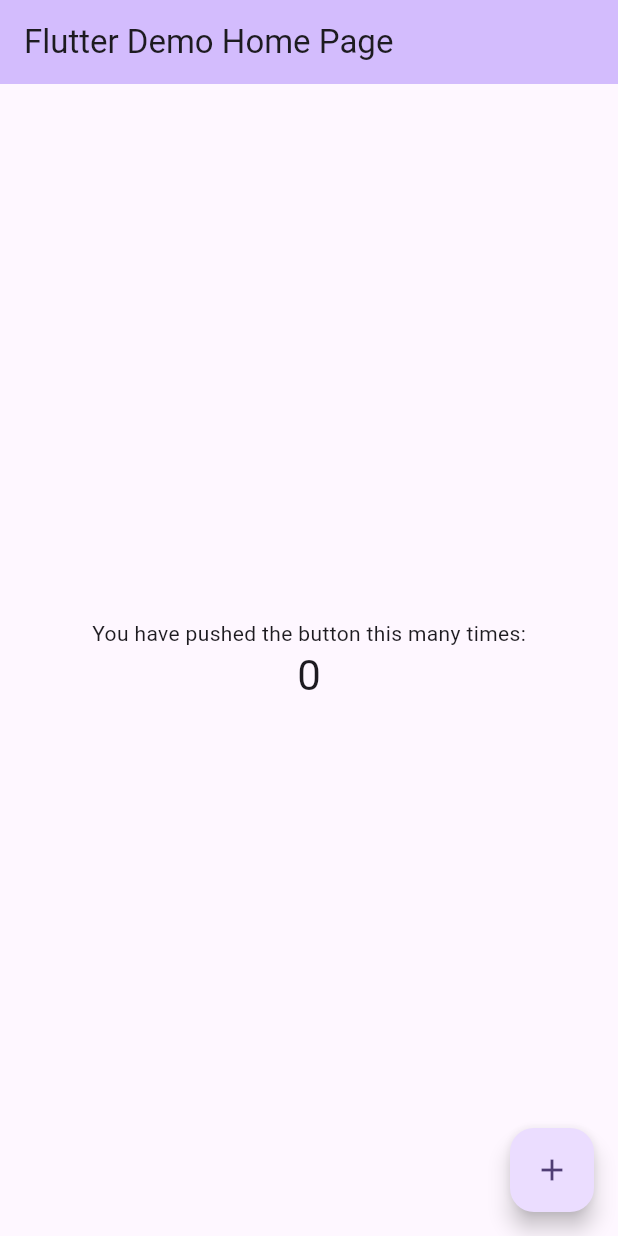
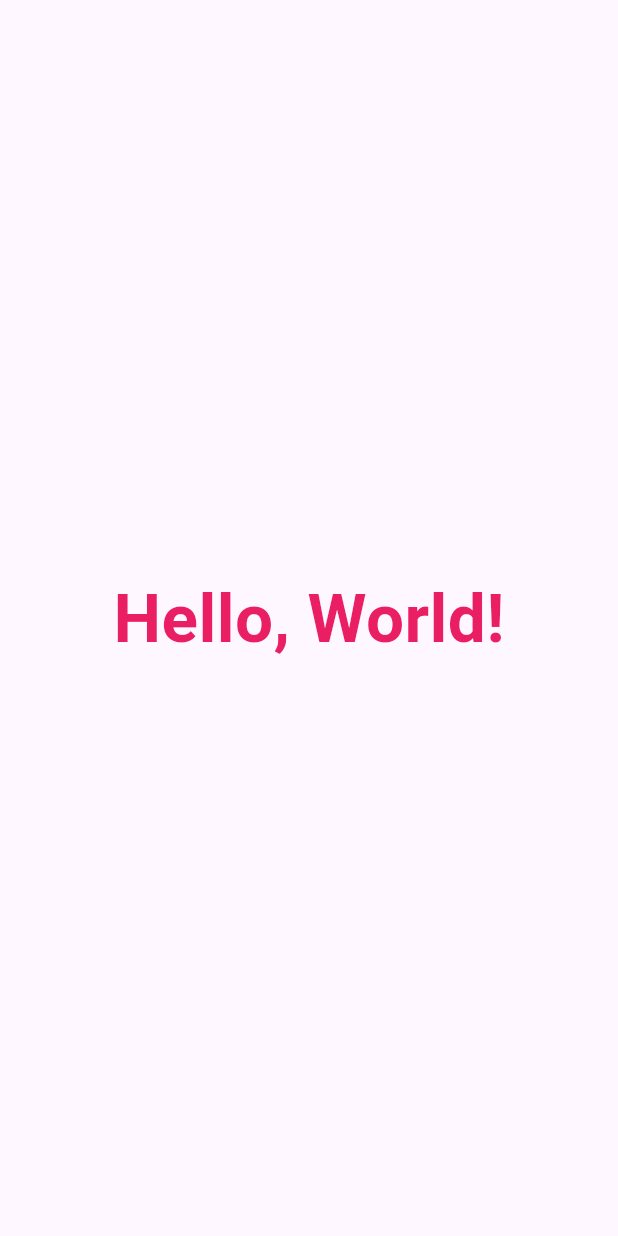
Before and after one commit to RiyutaDev/Latihan_Flutter, a Flutter app: the screen it shows after launch, on a phone screen of 412 x 824 dp. Run offline on Flutter 3.47's test engine with Material 3 defaults, Android fonts, the phone set to English and light mode, and no system bars.

Commit message:
membuat hallo word dengan style

```diff
--- a/lib/main.dart
+++ b/lib/main.dart
@@ -1,109 +1,29 @@
 import 'package:flutter/material.dart';
 
 void main() {
-  runApp(const MyApp());
+  runApp(
+    MaterialApp(
+      title: 'Flutter Latihan',
+      debugShowMaterialGrid: false,
+      debugShowCheckedModeBanner: false,
+      home: Scaffold(
+        body:  Center(
+          child: Text('Hello, World!',
+          style: TextStyle(
+            color: Colors.pink,
+            fontSize: 45, fontWeight: FontWeight.bold)),
+        ),
+      ),
+      )
+      );
 }
 
-class MyApp extends StatelessWidget {
-  const MyApp({super.key});
 
-  // This widget is the root of your application.
-  @override
-  Widget build(BuildContext context) {
-    return MaterialApp(
-      title: 'Flutter Demo',
-      theme: ThemeData(
-
-        colorScheme: .fromSeed(seedColor: Colors.deepPurple),
-      ),
-      home: const MyHomePage(title: 'Flutter Demo Home Page'),
-    );
-  }
-}
-
-class MyHomePage extends StatefulWidget {
-  const MyHomePage({super.key, required this.title});
-
-  // This widget is the home page of your application. It is stateful, meaning
-  // that it has a State object (defined below) that contains fields that affect
-  // how it looks.
-
-  // This class is the configuration for the state. It holds the values (in this
-  // case the title) provided by the parent (in this case the App widget) and
-  // used by the build method of the State. Fields in a Widget subclass are
-  // always marked "final".
-
-  final String title;
-
-  @override
-  State<MyHomePage> createState() => _MyHomePageState();
-}
-
-class _MyHomePageState extends State<MyHomePage> {
-  int _counter = 0;
-
-  void _incrementCounter() {
-    setState(() {
-      // This call to setState tells the Flutter framework that something has
-      // changed in this State, which causes it to rerun the build method below
-      // so that the display can reflect the updated values. If we changed
-      // _counter without calling setState(), then the build method would not be
-      // called again, and so nothing would appear to happen.
-      _counter++;
-    });
-  }
+class MyWidget extends StatelessWidget {
+  const MyWidget({super.key});
 
   @override
   Widget build(BuildContext context) {
-    // This method is rerun every time setState is called, for instance as done
-    // by the _incrementCounter method above.
-    //
-    // The Flutter framework has been optimized to make rerunning build methods
-    // fast, so that you can just rebuild anything that needs updating rather
-    // than having to individually change instances of widgets.
-    return Scaffold(
-      appBar: AppBar(
-        // TRY THIS: Try changing the color here to a specific color (to
-        // Colors.amber, perhaps?) and trigger a hot reload to see the AppBar
-        // change color while the other colors stay the same.
-        backgroundColor: Theme.of(context).colorScheme.inversePrimary,
-        // Here we take the value from the MyHomePage object that was created by
-        // the App.build method, and use it to set our appbar title.
-        title: Text(widget.title),
-      ),
-      body: Center(
-        // Center is a layout widget. It takes a single child and positions it
-        // in the middle of the parent.
-        child: Column(
-          // Column is also a layout widget. It takes a list of children and
-          // arranges them vertically. By default, it sizes itself to fit its
-          // children horizontally, and tries to be as tall as its parent.
-          //
-          // Column has various properties to control how it sizes itself and
-          // how it positions its children. Here we use mainAxisAlignment to
-          // center the children vertically; the main axis here is the vertical
-          // axis because Columns are vertical (the cross axis would be
-          // horizontal).
-          //
-          // TRY THIS: Invoke "debug painting" (choose the "Toggle Debug Paint"
-          // action in the IDE, or press "p" in the console), to see the
-          // wireframe for each widget.
-          mainAxisAlignment: .center,
-          children: [
-            const Text('You have pushed the button this many times:'),
-            Text(
-              '$_counter',
-              style: Theme.of(context).textTheme.headlineMedium,
-            ),
-          ],
-        ),
-      ),
-      floatingActionButton: FloatingActionButton(
-        onPressed: _incrementCounter,
-        tooltip: 'Increment',
-        child: const Icon(Icons.add),
-      ),
-    );
+    return const Placeholder();
   }
 }
-// tes saja
```
